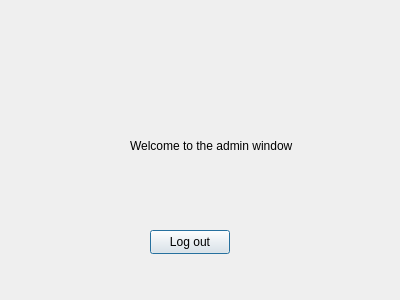
Before: the Qt Designer form LibraryApp/adminwindow.ui in peterjmen/106.2_library_system, drawn with Qt 5.
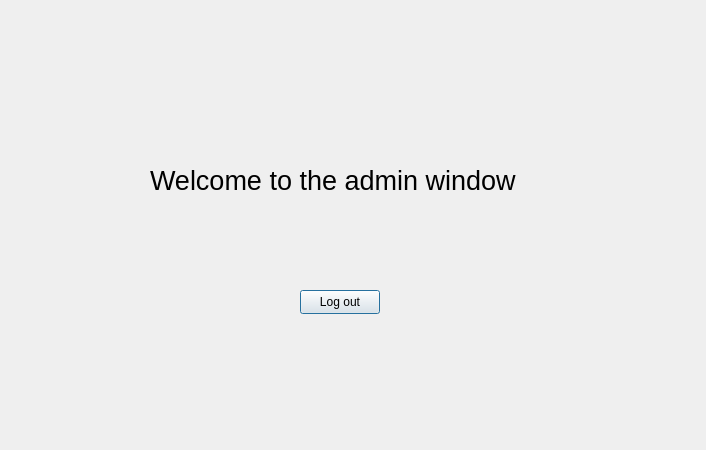
After: the same form once the commit is applied.

The edit to the form file:
```diff
--- a/LibraryApp/adminwindow.ui
+++ b/LibraryApp/adminwindow.ui
@@ -6,8 +6,8 @@
    <rect>
     <x>0</x>
     <y>0</y>
-    <width>400</width>
-    <height>300</height>
+    <width>706</width>
+    <height>450</height>
    </rect>
   </property>
   <property name="windowTitle">
@@ -16,12 +16,17 @@
   <widget class="QLabel" name="label">
    <property name="geometry">
     <rect>
-     <x>130</x>
-     <y>60</y>
-     <width>211</width>
-     <height>171</height>
+     <x>150</x>
+     <y>90</y>
+     <width>381</width>
+     <height>181</height>
     </rect>
    </property>
+   <property name="font">
+    <font>
+     <pointsize>20</pointsize>
+    </font>
+   </property>
    <property name="text">
     <string>Welcome to the admin window</string>
    </property>
@@ -29,8 +34,8 @@
   <widget class="QPushButton" name="pushButton_admin_logout">
    <property name="geometry">
     <rect>
-     <x>150</x>
-     <y>230</y>
+     <x>300</x>
+     <y>290</y>
      <width>80</width>
      <height>24</height>
     </rect>
```
